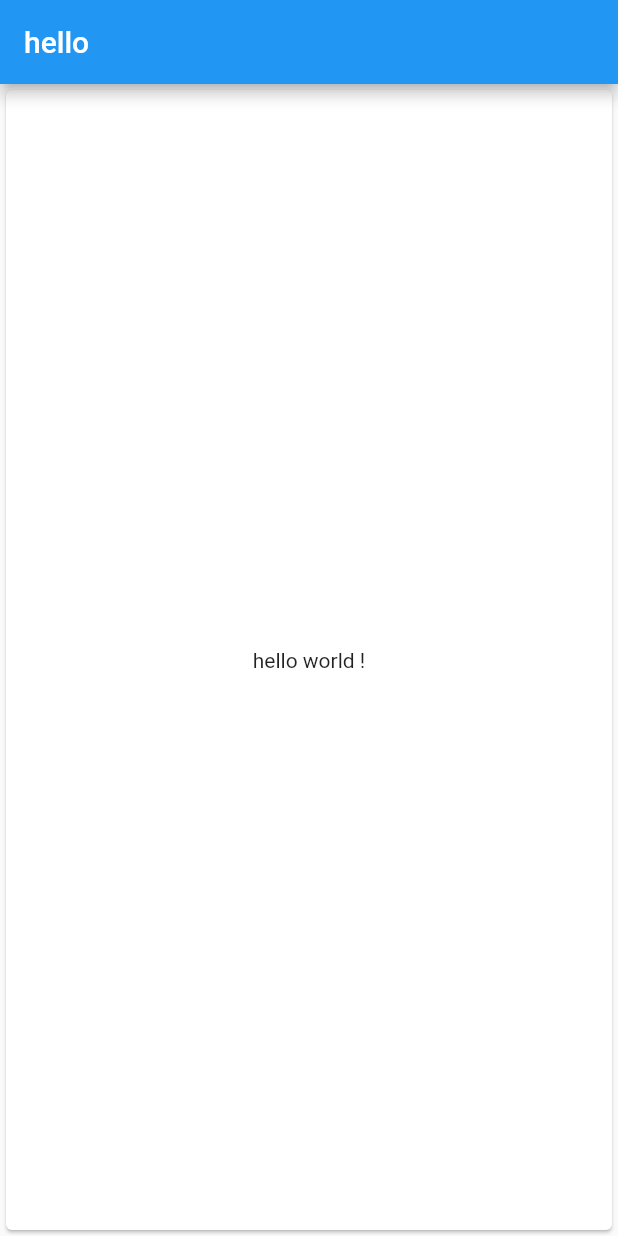
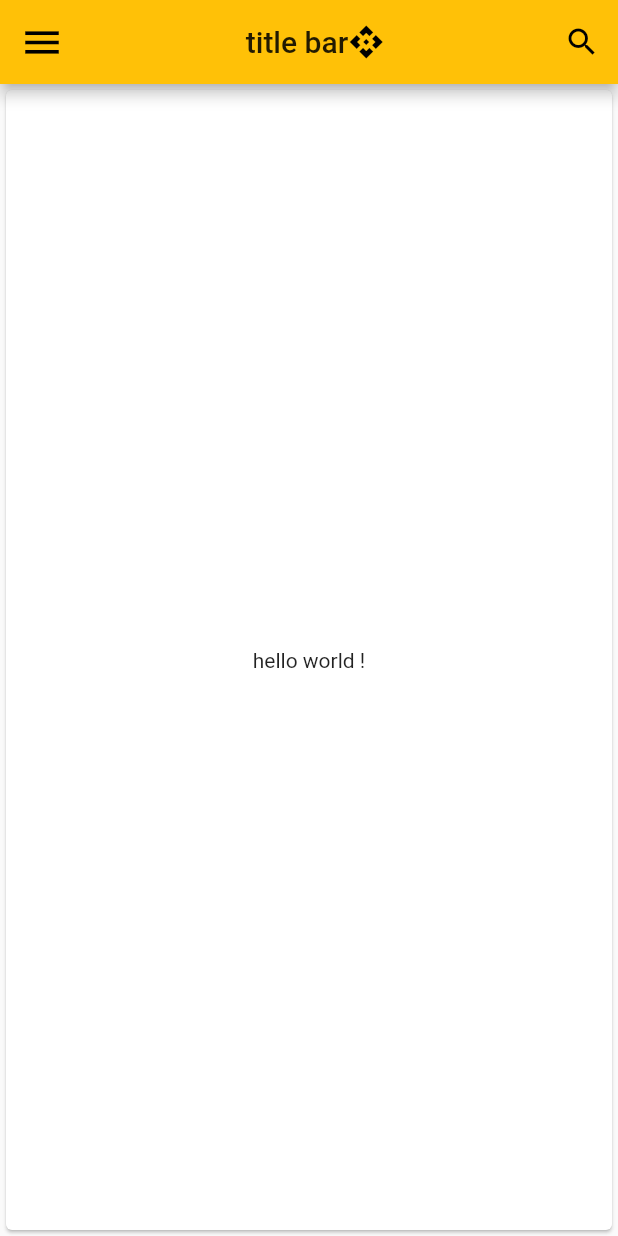
Before and after one commit to PK-PawanKumar/flutter_1, a Flutter app: the screen it shows after launch, on a phone screen of 412 x 824 dp. Run offline on Flutter 3.47's test engine with Material 2 defaults, Android fonts, the light colour scheme and no system bars.

Commit message:
appbar design

```diff
--- a/lib/homepage.dart
+++ b/lib/homepage.dart
@@ -1,21 +1,62 @@
 import 'package:flutter/material.dart';
 
+// ignore: camel_case_types
 class homeScreen extends StatefulWidget {
-  const homeScreen({ Key? key }) : super(key: key);
+  const homeScreen({Key? key}) : super(key: key);
 
   @override
   _homeScreenState createState() => _homeScreenState();
 }
 
+// ignore: camel_case_types
 class _homeScreenState extends State<homeScreen> {
   @override
   Widget build(BuildContext context) {
     return Scaffold(
-      appBar: AppBar(title: const Text("hello"),),
-      body: Card(
-        child: Container(
-          child: Center(child: const Text("hello world !")),
-        )
+      // appbar
+
+      appBar: AppBar(
+        // leading
+
+        leading: const IconButton(
+          onPressed: null,
+          icon: Icon(
+            Icons.menu,
+            size: 30,
+            color: Colors.black,
+          ),
+          tooltip: "navigation menu",
+        ),
+        //title
+
+        title: Row(
+          mainAxisAlignment: MainAxisAlignment.center,
+          // ignore: prefer_const_literals_to_create_immutables
+          children: [
+            const Text("title bar"),
+            const Icon(Icons.api),
+          ],
+        ),
+        // action
+
+        // ignore: prefer_const_literals_to_create_immutables
+        actions: [
+          const IconButton(
+            onPressed: null,
+            icon: Icon(
+              Icons.search,
+              color: Colors.black,
+            ),
+            tooltip: "search",
+          )
+        ],
+      ),
+      // body
+
+      body: const Card(
+        child: Center(
+          child: Text("hello world !"),
+        ),
       ),
     );
   }
--- a/lib/main.dart
+++ b/lib/main.dart
@@ -7,13 +7,17 @@ void main() {
 }
 
 class MyApp extends StatelessWidget {
-  const MyApp({ Key? key }) : super(key: key);
+  const MyApp({Key? key}) : super(key: key);
 
   @override
   Widget build(BuildContext context) {
-    return const MaterialApp(
-      home: homeScreen(),
+    return MaterialApp(
+      theme: ThemeData(
+        primaryColor: Colors.amber,
+        brightness: Brightness.light,
+        // brightness: Brightness.dark,
+      ),
+      home: const homeScreen(),
     );
-
   }
 }
```
